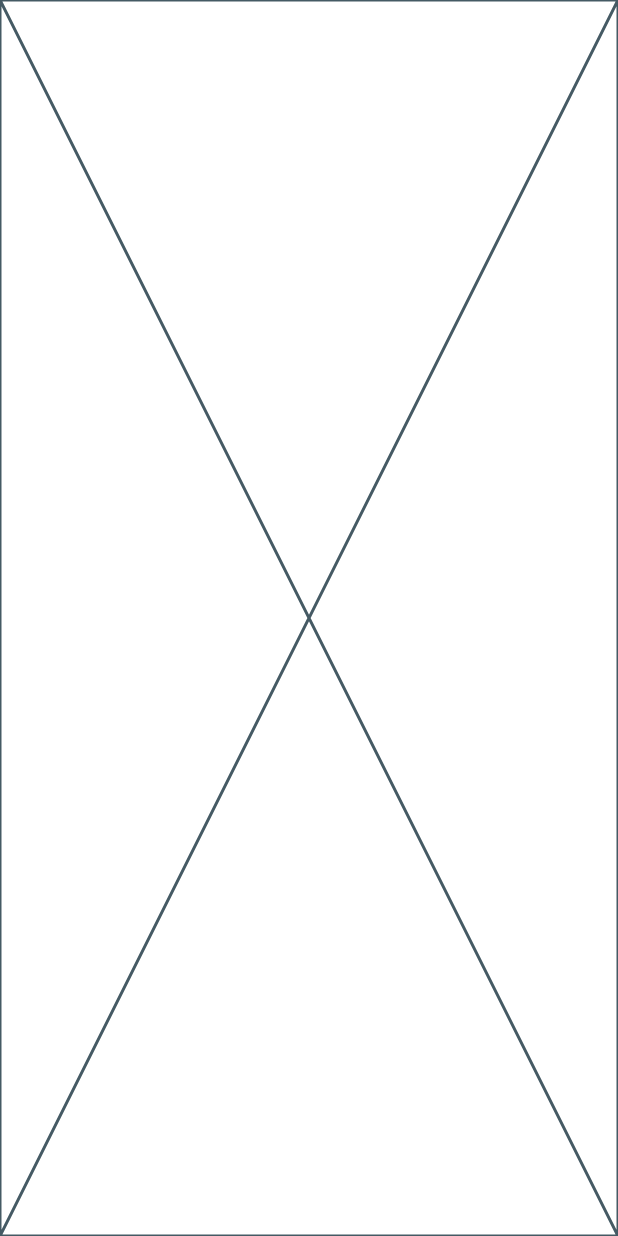
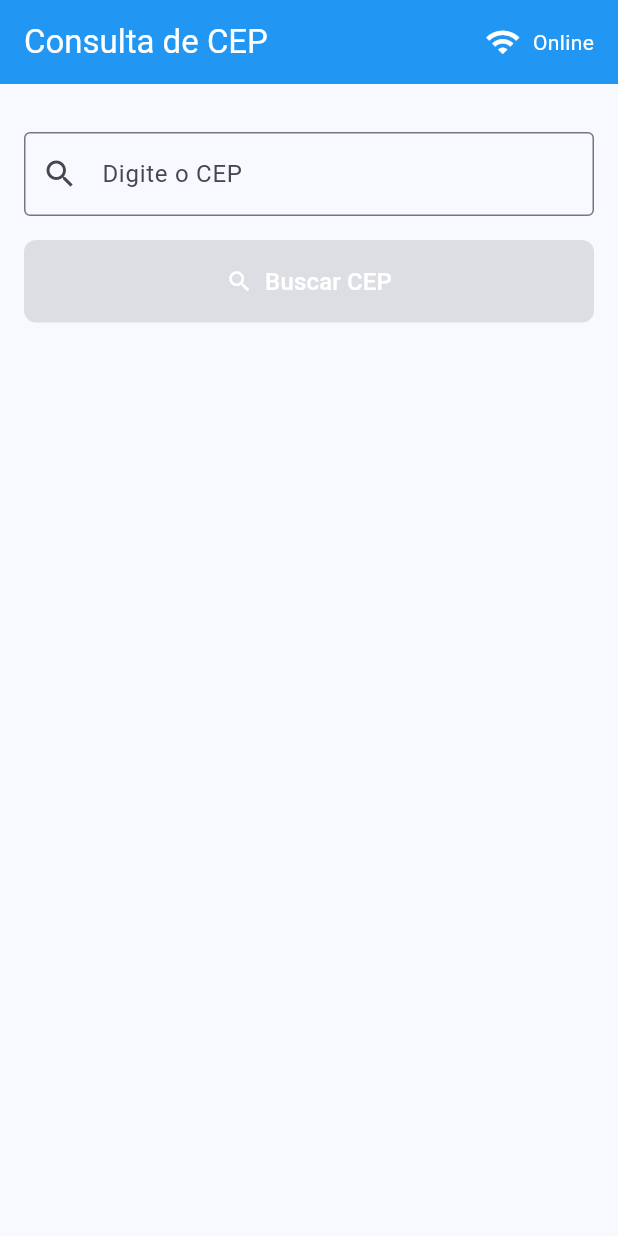
Before and after one commit to douglasrbalbino/flutter_viacep, a Flutter app: the screen it shows after launch, on a phone screen of 412 x 824 dp. Run offline on Flutter 3.47's test engine with Material 3 defaults, Android fonts, the phone set to English and light mode, and no system bars; our stand-ins replace cloud_firestore, connectivity_plus, firebase_core, geolocator, shared_preferences; accounts and stored records are empty.

Commit message:
adicao da tela de consulta de cep

```diff
--- a/lib/Pages/consulta_cep_page.dart
+++ /dev/null
@@ -1,37 +0,0 @@
-import 'package:flutter/material.dart';
-import 'package:flutter_application_3/Models/endereco.dart';
-import 'package:flutter_application_3/Services/connectivity_service.dart';
-import 'package:flutter_application_3/Services/via_cep_services.dart';
-
-class ConsultaCepPage extends StatefulWidget {
-  const ConsultaCepPage({super.key});
-
-  @override
-  State<ConsultaCepPage> createState() => _ConsultaCepPageState();
-}
-
-class _ConsultaCepPageState extends State<ConsultaCepPage> {
-  bool _temInternet = true;
-  bool _buscando = false;
-  Endereco? _enderecoEncontrado;
-  String? _mensagemErro;
-  List<String> _historico = [];
-  bool _veioDoCache = false;
-
-  final ConnectivityService _connectivityService = ConnectivityService();
-  final ViaCepServices _viaCepService = ViaCepServices();
-  final TextEditingController _cepController = TextEditingController();
-
-  @override
-  void initState() {
-    super.initState();
-    _connectivityService.initialize();
-    _ouvirMudancasDeConexao();
-    _verificarConexaoInicial();
-    _carregarHistorico();
-  }
-
-  Widget build(BuildContext context) {
-    return const Placeholder();
-  }
-}
--- /dev/null
+++ b/lib/Pages/tela_consulta_cep.dart
@@ -0,0 +1,430 @@
+import 'dart:async';
+import 'package:flutter/material.dart';
+import 'package:flutter/services.dart';
+import 'package:flutter_application_3/Models/endereco.dart';
+import 'package:flutter_application_3/Services/connectivity_service.dart';
+import 'package:flutter_application_3/Services/via_cep_services.dart';
+
+class ConsultaCepPage extends StatefulWidget {
+  const ConsultaCepPage({super.key});
+
+  @override
+  State<ConsultaCepPage> createState() => _ConsultaCepPageState();
+}
+
+class _ConsultaCepPageState extends State<ConsultaCepPage> {
+  // Variáveis de estado (Etapa 3.1)
+  bool _temInternet = true;
+  bool _buscando = false;
+  Endereco? _enderecoEncontrado;
+  String? _mensagemErro;
+  List<String> _historico = [];
+  bool _veioDoCache = false; // Controla o badge "Online" ou "Cache"
+
+  // Serviços e Controllers (Etapa 3.2)
+  final ConnectivityService _connectivityService = ConnectivityService();
+  final ViaCepServices _viaCepService = ViaCepServices();
+  final TextEditingController _cepController = TextEditingController();
+  StreamSubscription? _connectivitySubscription;
+
+  @override
+  void initState() {
+    super.initState();
+    // Etapa 3.3 - Inicialização
+    _connectivityService.initialize();
+    _verificarConexaoInicial();
+    _ouvirMudancasDeConexao();
+    _carregarHistorico();
+  }
+
+  // Verifica a conexão assim que a tela abre
+  Future<void> _verificarConexaoInicial() async {
+    bool isConnected = await _connectivityService.checkconnectivity();
+    setState(() {
+      _temInternet = isConnected;
+    });
+  }
+
+  // Ouve mudanças na conexão (Ex: usuário liga/desliga o WiFi)
+  void _ouvirMudancasDeConexao() {
+    _connectivitySubscription =
+        _connectivityService.connectivityStream.listen((status) {
+      setState(() {
+        _temInternet = status;
+        if (status) {
+          _mensagemErro = null; // Limpa erros de "sem internet"
+        }
+      });
+    });
+  }
+
+  // Carrega a lista de CEPs salvos no CacheService
+  Future<void> _carregarHistorico() async {
+    try {
+      final ceps = await _viaCepService.obterHistorico();
+      setState(() {
+        _historico = ceps;
+      });
+    } catch (e) {
+      // Tratar erro ao carregar histórico, se necessário
+    }
+  }
+
+  // Limpa o cache e atualiza a UI
+  Future<void> _limparHistorico() async {
+    await _viaCepService.limparHistorico();
+    _carregarHistorico(); // Recarrega a lista (agora vazia)
+    ScaffoldMessenger.of(context).showSnackBar(
+      const SnackBar(
+        content: Text("Histórico limpo com sucesso!"),
+        backgroundColor: Colors.green,
+      ),
+    );
+  }
+
+  // Método principal de busca (Etapa 3.4)
+  Future<void> _buscarCep(String cep) async {
+    // Limpa resultados anteriores
+    setState(() {
+      _buscando = true;
+      _enderecoEncontrado = null;
+      _mensagemErro = null;
+      _veioDoCache = false;
+    });
+
+    try {
+      // Verifica a conexão ANTES de tentar buscar
+      final temConexao = await _connectivityService.checkconnectivity();
+      setState(() {
+        _temInternet = temConexao;
+      });
+
+      // Chama o serviço que já tem a lógica de cache/api
+      final endereco = await _viaCepService.buscarEndereco(cep);
+
+      if (endereco != null) {
+        setState(() {
+          _enderecoEncontrado = endereco;
+          // Se não tínhamos internet, sabemos que veio do cache
+          _veioDoCache = !temConexao;
+        });
+
+        // Atualiza o histórico na UI
+        if (!_historico.contains(cep)) {
+          _carregarHistorico();
+        }
+      } else {
+        setState(() {
+          _mensagemErro = "CEP não encontrado na base de dados (ViaCEP).";
+        });
+      }
+    } catch (e) {
+      // Captura a exceção (ex: offline e sem cache)
+      setState(() {
+        _mensagemErro = e.toString().replaceAll("Exception: ", "");
+      });
+    } finally {
+      setState(() {
+        _buscando = false;
+      });
+    }
+  }
+
+  @override
+  Widget build(BuildContext context) {
+    // Etapa 3.5 - Construção da Interface
+    return Scaffold(
+      appBar: AppBar(
+        title: const Text("Consulta de CEP"),
+        backgroundColor: Colors.blue,
+        foregroundColor: Colors.white,
+        actions: [
+          // (Etapa 3.5.A) Indicador de Conexão
+          _buildStatusIcon(),
+        ],
+      ),
+      body: SingleChildScrollView(
+        padding: const EdgeInsets.all(16.0),
+        child: Column(
+          crossAxisAlignment: CrossAxisAlignment.stretch,
+          children: [
+            // (Etapa 3.5.B) Banner Offline
+            if (!_temInternet) _buildOfflineBanner(),
+            const SizedBox(height: 16),
+            // (Etapa 3.5.C) Campo de CEP
+            _buildCepInputField(),
+            const SizedBox(height: 16),
+            // (Etapa 3.5.D) Botão de Buscar
+            _buildSearchButton(),
+            const SizedBox(height: 20),
+            // (Etapa 3.5.E) Mensagem de Erro
+            if (_mensagemErro != null) _buildErrorMessage(),
+            // (Etapa 3.5.F) Card de Resultado
+            if (_enderecoEncontrado != null)
+              _buildResultCard(_enderecoEncontrado!),
+            const SizedBox(height: 20),
+            // (Etapa 3.5.G) Seção de Histórico
+            if (_historico.isNotEmpty) _buildHistorySection(),
+          ],
+        ),
+      ),
+    );
+  }
+
+  // (Etapa 3.5.A)
+  Widget _buildStatusIcon() {
+    return Padding(
+      padding: const EdgeInsets.only(right: 16.0),
+      child: Row(
+        children: [
+          Icon(
+            _temInternet ? Icons.wifi : Icons.wifi_off,
+            color: _temInternet ? Colors.white : Colors.red[300],
+          ),
+          const SizedBox(width: 8),
+          Text(
+            _temInternet ? "Online" : "Offline",
+            style: TextStyle(
+              color: _temInternet ? Colors.white : Colors.red[300],
+            ),
+          ),
+        ],
+      ),
+    );
+  }
+
+  // (Etapa 3.5.B)
+  Widget _buildOfflineBanner() {
+    return Container(
+      padding: const EdgeInsets.all(12.0),
+      decoration: BoxDecoration(
+        color: Colors.orange.shade100,
+        borderRadius: BorderRadius.circular(8),
+        border: Border.all(color: Colors.orange.shade300),
+      ),
+      child: const Row(
+        children: [
+          Icon(Icons.info_outline, color: Colors.orange),
+          SizedBox(width: 12),
+          Expanded(
+            child: Text(
+              "Você está offline. Apenas CEPs já consultados podem ser buscados no cache.",
+              style: TextStyle(color: Colors.orange, fontWeight: FontWeight.w500),
+            ),
+          ),
+        ],
+      ),
+    );
+  }
+
+  // (Etapa 3.5.C)
+  Widget _buildCepInputField() {
+    return TextField(
+      controller: _cepController,
+      decoration: InputDecoration(
+        labelText: "Digite o CEP",
+        border: const OutlineInputBorder(),
+        prefixIcon: Icon(
+          // Ícone de cache quando offline
+          !_temInternet ? Icons.storage : Icons.search,
+        ),
+        suffixIcon: _cepController.text.isNotEmpty
+            ? IconButton(
+                icon: const Icon(Icons.clear),
+                onPressed: () {
+                  _cepController.clear();
+                  setState(() {
+                    _enderecoEncontrado = null;
+                    _mensagemErro = null;
+                  });
+                },
+              )
+            : null,
+      ),
+      keyboardType: TextInputType.number,
+      inputFormatters: [
+        FilteringTextInputFormatter.digitsOnly,
+        LengthLimitingTextInputFormatter(8),
+      ],
+    );
+  }
+
+  // (Etapa 3.5.D)
+  Widget _buildSearchButton() {
+    return ElevatedButton.icon(
+      icon: _buscando
+          ? const SizedBox(
+              width: 20,
+              height: 20,
+              child: CircularProgressIndicator(
+                color: Colors.white,
+                strokeWidth: 2,
+              ),
+            )
+          : const Icon(Icons.search, color: Colors.white),
+      label: Text(
+        _buscando ? "Buscando..." : "Buscar CEP",
+        style: const TextStyle(color: Colors.white, fontSize: 16),
+      ),
+      style: ElevatedButton.styleFrom(
+        backgroundColor: Colors.blue,
+        padding: const EdgeInsets.symmetric(vertical: 16),
+        shape: RoundedRectangleBorder(
+          borderRadius: BorderRadius.circular(8),
+        ),
+      ),
+      // Desabilita o botão se estiver buscando ou se o CEP for inválido
+      onPressed: _buscando || _cepController.text.length < 8
+          ? null
+          : () {
+              _buscarCep(_cepController.text);
+              // Esconde o teclado
+              FocusScope.of(context).unfocus();
+            },
+    );
+  }
+
+  // (Etapa 3.5.E)
+  Widget _buildErrorMessage() {
+    return Container(
+      padding: const EdgeInsets.all(12.0),
+      decoration: BoxDecoration(
+        color: Colors.red.shade100,
+        borderRadius: BorderRadius.circular(8),
+        border: Border.all(color: Colors.red.shade300),
+      ),
+      child: Row(
+        children: [
+          const Icon(Icons.error_outline, color: Colors.red),
+          const SizedBox(width: 12),
+          Expanded(
+            child: Text(
+              _mensagemErro!,
+              style: const TextStyle(
+                  color: Colors.red, fontWeight: FontWeight.w500),
+            ),
+          ),
+        ],
+      ),
+    );
+  }
+
+  // (Etapa 3.5.F)
+  Widget _buildResultCard(Endereco endereco) {
+    return Card(
+      elevation: 2,
+      child: Padding(
+        padding: const EdgeInsets.all(16.0),
+        child: Column(
+          crossAxisAlignment: CrossAxisAlignment.start,
+          children: [
+            Row(
+              mainAxisAlignment: MainAxisAlignment.spaceBetween,
+              children: [
+                const Text(
+                  "Endereço Encontrado",
+                  style: TextStyle(
+                    fontSize: 18,
+                    fontWeight: FontWeight.bold,
+                    color: Colors.blue,
+                  ),
+                ),
+                // Badge "Online" ou "Cache"
+                Chip(
+                  label: Text(_veioDoCache ? "CACHE" : "ONLINE"),
+                  labelStyle: TextStyle(
+                    color: _veioDoCache ? Colors.orange : Colors.green,
+                    fontWeight: FontWeight.bold,
+                  ),
+                  backgroundColor: _veioDoCache
+                      ? Colors.orange.shade100
+                      : Colors.green.shade100,
+                  side: BorderSide(
+                    color: _veioDoCache ? Colors.orange : Colors.green,
+                  ),
+                  padding: const EdgeInsets.symmetric(horizontal: 4, vertical: 0),
+                ),
+              ],
+            ),
+            const Divider(height: 20),
+            _buildResultRow("CEP:", endereco.cep ?? "-"),
+            _buildResultRow("Logradouro:", endereco.logradouro ?? "-"),
+            _buildResultRow("Bairro:", endereco.bairro ?? "-"),
+            _buildResultRow("Cidade:", endereco.localidade ?? "-"),
+            _buildResultRow("Estado:", endereco.uf ?? "-"),
+          ],
+        ),
+      ),
+    );
+  }
+
+  Widget _buildResultRow(String label, String value) {
+    return Padding(
+      padding: const EdgeInsets.symmetric(vertical: 4.0),
+      child: Row(
+        crossAxisAlignment: CrossAxisAlignment.start,
+        children: [
+          Text(
+            label,
+            style: const TextStyle(fontWeight: FontWeight.bold, fontSize: 16),
+          ),
+          const SizedBox(width: 8),
+          Expanded(
+            child: Text(
+              value,
+              style: const TextStyle(fontSize: 16),
+            ),
+          ),
+        ],
+      ),
+    );
+  }
+
+  // (Etapa 3.5.G)
+  Widget _buildHistorySection() {
+    return Column(
+      crossAxisAlignment: CrossAxisAlignment.start,
+      children: [
+        const Divider(height: 30),
+        Row(
+          mainAxisAlignment: MainAxisAlignment.spaceBetween,
+          children: [
+            const Text(
+              "Histórico de Consultas",
+              style: TextStyle(fontSize: 18, fontWeight: FontWeight.bold),
+            ),
+            TextButton(
+              onPressed: _limparHistorico,
+              child: const Text("Limpar", style: TextStyle(color: Colors.red)),
+            ),
+          ],
+        ),
+        const SizedBox(height: 10),
+        Wrap(
+          spacing: 8.0,
+          runSpacing: 4.0,
+          children: _historico
+              .map(
+                (cep) => ActionChip(
+                  label: Text(cep),
+                  onPressed: () {
+                    _cepController.text = cep;
+                    _buscarCep(cep);
+                  },
+                ),
+              )
+              .toList(),
+        ),
+      ],
+    );
+  }
+
+  @override
+  void dispose() {
+    // Etapa 3.6 - Limpeza
+    _cepController.dispose();
+    _connectivitySubscription?.cancel(); // Cancela o "ouvinte"
+    _connectivityService.dispose();
+    super.dispose();
+  }
+}
--- a/lib/main.dart
+++ b/lib/main.dart
@@ -1,11 +1,36 @@
-// import 'package:api_consumo/app.dart';
 import 'package:firebase_core/firebase_core.dart';
 import 'package:flutter/material.dart';
-import 'package:flutter_application_3/Pages/consulta_cep_page.dart';
+import 'package:flutter_application_3/Pages/tela_consulta_cep.dart';
 
 void main() async {
   WidgetsFlutterBinding.ensureInitialized();
+  // A inicialização do Firebase é mantida, embora não seja usada nesta tela
+  // Pode ser útil para outras partes do app
   await Firebase.initializeApp();
 
-  runApp(const ConsultaCepPage());
+  // Envolve a ConsultaCepPage em um MaterialApp
+  runApp(const MyApp());
 }
+
+class MyApp extends StatelessWidget {
+  const MyApp({super.key});
+
+  @override
+  Widget build(BuildContext context) {
+    return MaterialApp(
+      title: 'Consulta de CEP', // (Etapa 4.1)
+      theme: ThemeData(
+        // (Etapa 4.1)
+        colorScheme: ColorScheme.fromSeed(seedColor: Colors.blue),
+        useMaterial3: true,
+        chipTheme: ChipThemeData(
+          shape: RoundedRectangleBorder(
+            borderRadius: BorderRadius.circular(20),
+          ),
+        ),
+      ),
+      home: const ConsultaCepPage(), // (Etapa 4.1)
+      debugShowCheckedModeBanner: false,
+    );
+  }
+}
```
Also changed, not shown: 1 other file.
